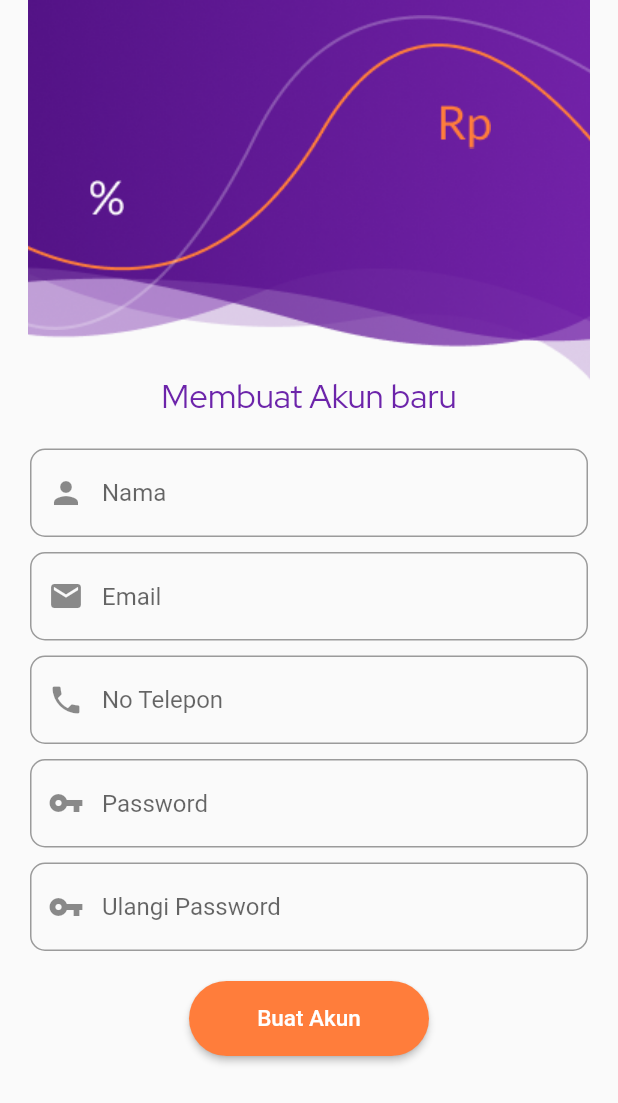
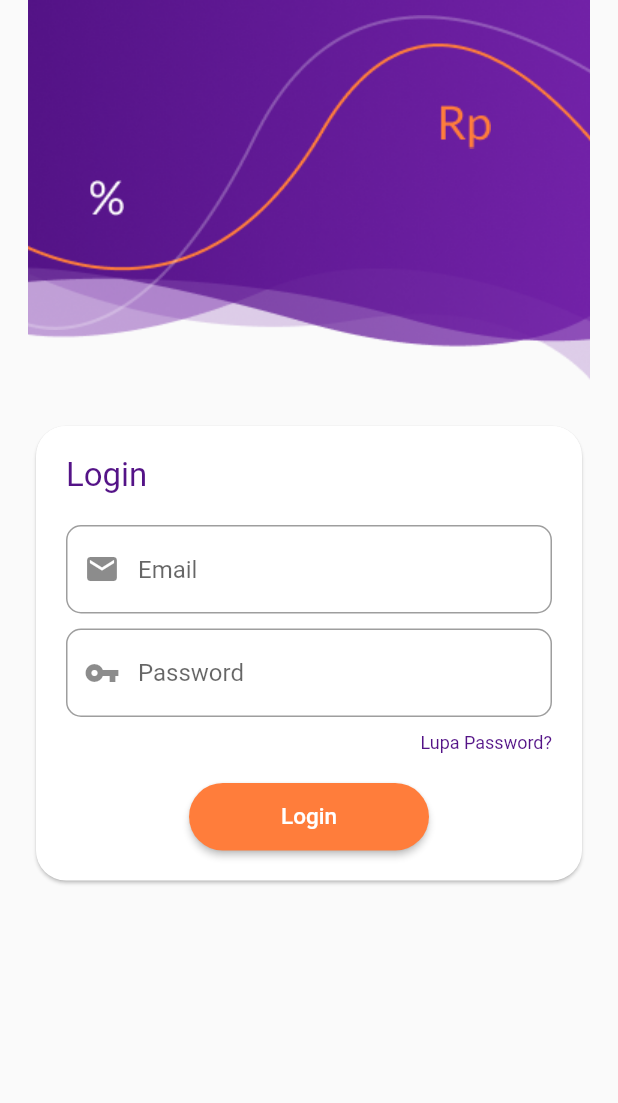
Before and after one commit to nurizko-maulana/REKAPin, a Flutter app: the screen it shows after launch, on a phone screen of 412 x 824 dp. Shown: the top 1103 px of the screen. Run offline on Flutter 3.47's test engine with Material 2 defaults, Android fonts, the phone set to English and light mode, and no system bars.

Commit message:
add login page

```diff
--- a/lib/main.dart
+++ b/lib/main.dart
@@ -5,7 +5,7 @@ import 'pages/pages.dart';
 void main() {
   debugPaintSizeEnabled = false;
   runApp(MaterialApp(
-    home: DaftarAkunPage(),
+    home: LoginPage(),
     // routes: <String, WidgetBuilder>{
     //   '/SpalshPage': (BuildContext context) => new SplashPage(),
     //   '/MasukPage': (BuildContext context) => new MasukPage(),
--- /dev/null
+++ b/lib/pages/login_page.dart
@@ -0,0 +1,150 @@
+part of 'pages.dart';
+
+class LoginPage extends StatelessWidget {
+  @override
+  Widget build(BuildContext context) {
+    return Scaffold(
+        body: Stack(
+      children: <Widget>[
+        Container(
+          child: Stack(
+            children: [
+              Container(
+                  transform: Matrix4.translationValues(0.0, -100.0, 0.0),
+                  alignment: Alignment.topCenter,
+                  child: new Image.asset('assets/images/Background.png')),
+              Container(
+                transform: Matrix4.translationValues(0.0, -20.0, 0.0),
+                alignment: Alignment.topCenter,
+                child: Stack(
+                  children: <Widget>[
+                    Transform(
+                        transform: Matrix4.translationValues(0.0, 20, 0.0),
+                        child: Image.asset('assets/images/Path 4.png')),
+                    Transform.translate(
+                        offset: Offset(0, 30),
+                        child: Image.asset('assets/images/Path 5.png')),
+                    Transform(
+                      transform: Matrix4.translationValues(
+                          screenWidth(context, dividedBy: 1.5), 90, 0.0),
+                      child: Image.asset('assets/images/%-1.png'),
+                    ),
+                    Transform(
+                      alignment: Alignment.center,
+                      transform: Matrix4.translationValues(
+                          screenWidth(context, dividedBy: 10), 140, 0.0),
+                      child: Image.asset('assets/images/%.png'),
+                    ),
+                  ],
+                ),
+              ),
+            ],
+          ),
+        ),
+        SingleChildScrollView(
+          child: Align(
+            child: Container(
+              margin: EdgeInsets.fromLTRB(20, 280, 20, 0),
+              child: Card(
+                shape: RoundedRectangleBorder(
+                    borderRadius: BorderRadius.circular(20)),
+                child: Container(
+                  margin: EdgeInsets.fromLTRB(20, 0, 20, 0),
+                  child: Column(
+                    mainAxisSize: MainAxisSize.min,
+                    children: <Widget>[
+                      Padding(
+                        padding: const EdgeInsets.fromLTRB(0, 20, 0, 20),
+                        child: Container(
+                          alignment: Alignment.centerLeft,
+                          child: Text("Login",
+                              style:
+                                  TextStyle(color: primaryText, fontSize: 22)),
+                        ),
+                      ),
+                      Padding(
+                        padding: const EdgeInsets.only(bottom: 10.0),
+                        child: Theme(
+                          data: Theme.of(context)
+                              .copyWith(primaryColor: Color(0xff6C24AA)),
+                          child: TextField(
+                            cursorColor: Color(0xff6C24AA),
+                            decoration: InputDecoration(
+                                focusColor: Color(0xff6C24AA),
+                                prefixIcon: Icon(Icons.mail),
+                                hintText: "Email",
+                                focusedBorder: OutlineInputBorder(
+                                    borderRadius: BorderRadius.circular(10),
+                                    borderSide:
+                                        BorderSide(color: Color(0xff6C24AA))),
+                                border: OutlineInputBorder(
+                                    borderRadius: BorderRadius.circular(10),
+                                    borderSide:
+                                        BorderSide(color: Color(0xff6C24AA9)))),
+                          ),
+                        ),
+                      ),
+                      Padding(
+                        padding: const EdgeInsets.only(bottom: 10.0),
+                        child: Theme(
+                          data: Theme.of(context)
+                              .copyWith(primaryColor: Color(0xff6C24AA)),
+                          child: TextField(
+                            obscureText: true,
+                            cursorColor: Color(0xff6C24AA),
+                            decoration: InputDecoration(
+                                focusColor: Color(0xff6C24AA),
+                                prefixIcon: Icon(Icons.vpn_key),
+                                hintText: "Password",
+                                focusedBorder: OutlineInputBorder(
+                                    borderRadius: BorderRadius.circular(10),
+                                    borderSide:
+                                        BorderSide(color: Color(0xff6C24AA))),
+                                border: OutlineInputBorder(
+                                    borderRadius: BorderRadius.circular(10),
+                                    borderSide:
+                                        BorderSide(color: Color(0xff6C24AA9)))),
+                          ),
+                        ),
+                      ),
+                      Align(
+                        alignment: Alignment.centerRight,
+                        child: Padding(
+                          padding: const EdgeInsets.only(bottom: 20),
+                          child: InkWell(
+                            onTap: () {},
+                            child: Text("Lupa Password?",
+                                style: TextStyle(
+                                    color: primaryText, fontSize: 12)),
+                          ),
+                        ),
+                      ),
+                      Padding(
+                        padding: const EdgeInsets.only(bottom: 20.0),
+                        child: SizedBox(
+                          width: 160,
+                          height: 45,
+                          child: RaisedButton(
+                            shape: RoundedRectangleBorder(
+                                borderRadius: BorderRadius.circular(25)),
+                            color: accentOrange,
+                            onPressed: () {},
+                            child: Text(
+                              "Login",
+                              style:
+                                  TextStyle(color: Colors.white, fontSize: 15),
+                            ),
+                          ),
+                        ),
+                      )
+                    ],
+                  ),
+                ),
+              ),
+            ),
+          ),
+        )
+      ],
+    ));
+  }
+}
--- a/lib/pages/pages.dart
+++ b/lib/pages/pages.dart
@@ -3,3 +3,4 @@ import 'package:rekapin/shared/shared.dart';
 part 'splash_page.dart';
 part 'masuk_page.dart';
 part 'daftar_akun_page.dart';
+part 'login_page.dart';
--- a/lib/shared/colors.dart
+++ b/lib/shared/colors.dart
@@ -1,3 +1,5 @@
 part of 'shared.dart';
 
 Color accentOrange = Color(0xffFF7D3B);
+
+Color primaryText = Color(0xff541387);
```
